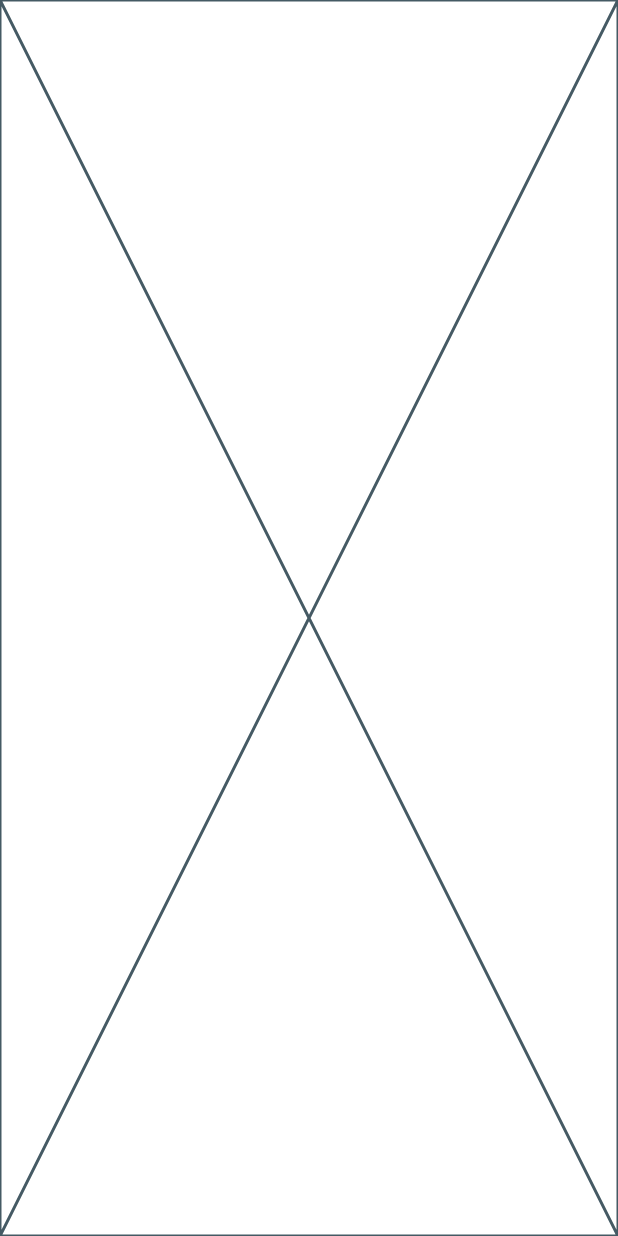
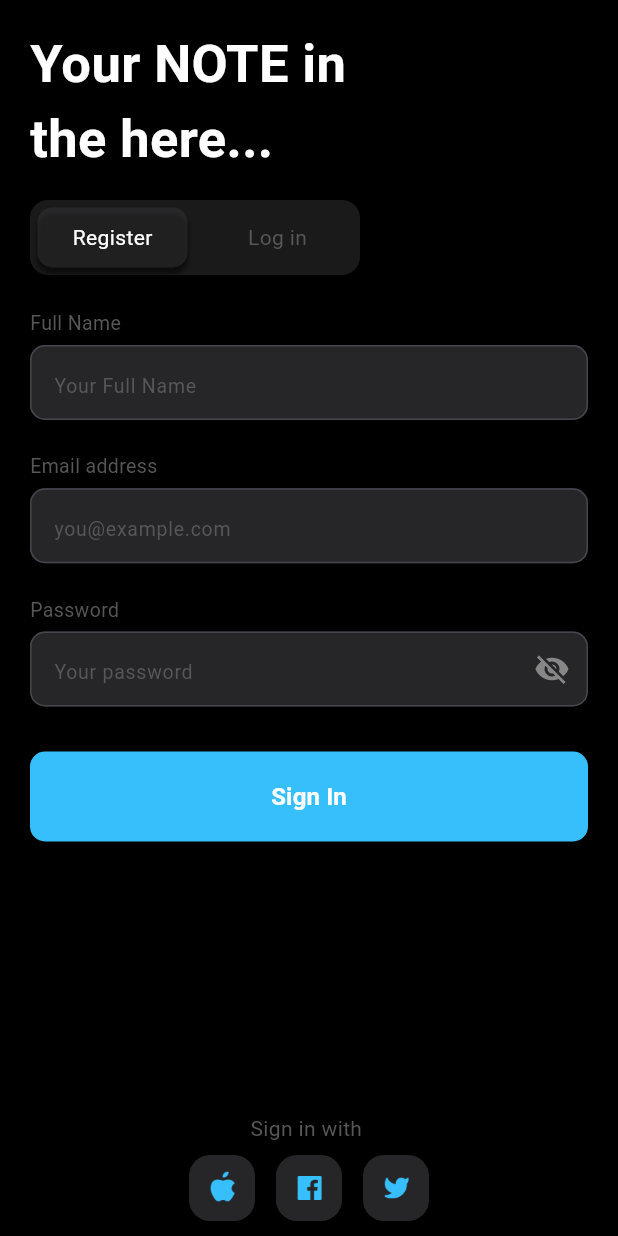
Before and after one commit to erkinov-2003/note_app, a Flutter app: the screen it shows after launch, on a phone screen of 412 x 824 dp. Run offline on Flutter 3.47's test engine with Material 2 defaults, Android fonts, the phone set to English and light mode, and no system bars.

Commit message:
added_widgets

```diff
--- a/lib/src/common/widget/app.dart
+++ b/lib/src/common/widget/app.dart
@@ -1,6 +1,7 @@
 import 'package:flutter/material.dart';
 
-import '../../features/splash_screen/auth/login_page.dart';
+import '../../features/splash_screen/auth/widgets/registr_page_controller.dart';
+
 
 class App extends StatelessWidget {
   const App({super.key});
@@ -8,9 +9,10 @@ class App extends StatelessWidget {
   @override
   Widget build(BuildContext context) {
     return MaterialApp(
+      debugShowCheckedModeBanner: false,
       title: "NoteAPP",
       theme: ThemeData(useMaterial3: true),
-      home: const LogIn(),
+      home: const RegistrationPageController(),
     );
   }
 }
--- a/lib/src/features/splash_screen/auth/login_page.dart
+++ b/lib/src/features/splash_screen/auth/login_page.dart
@@ -1,7 +1,9 @@
 import 'package:flutter/material.dart';
 
+import 'widgets/text_fields.dart';
+
 class LogIn extends StatefulWidget {
-  const LogIn({Key? key}) : super(key: key);
+  const LogIn({super.key});
 
   @override
   State<LogIn> createState() => _LogInState();
@@ -9,7 +11,71 @@ class LogIn extends StatefulWidget {
 
 class _LogInState extends State<LogIn> {
   @override
-  Widget build(BuildContext  context) {
-    return const Placeholder();
+  Widget build(BuildContext context) {
+    return Padding(
+      padding: const EdgeInsets.symmetric(horizontal: 20.0),
+      child: Column(
+        crossAxisAlignment: CrossAxisAlignment.start,
+        children: [
+          const SizedBox(
+            height: 170,
+            child: Column(
+              mainAxisAlignment: MainAxisAlignment.spaceBetween,
+              children: [
+                TextFields(
+                  textInputAction: TextInputAction.next,
+                  keyboardType: TextInputType.emailAddress,
+                  exampleText: "you@example.com",
+                  infoText: "Email address",
+                ),
+                TextFields(
+                  textInputAction: TextInputAction.go,
+                  keyboardType: TextInputType.visiblePassword,
+                  exampleText: "Your password",
+                  infoText: "Password",
+                  isObscure: true,
+                ),
+              ],
+            ),
+          ),
+          const SizedBox(height: 30),
+          Center(
+            child: FilledButton(
+              style: FilledButton.styleFrom(
+                  maximumSize: const Size(400, 60),
+                  minimumSize: const Size(400, 60),
+                  backgroundColor: const Color(0xFF36BFFA),
+                  shape: const RoundedRectangleBorder(
+                      borderRadius: BorderRadius.all(Radius.circular(10)))),
+              onPressed: () {},
+              child: const Center(
+                child: Text(
+                  "Sign In",
+                  style: TextStyle(
+                    fontSize: 16,
+                    fontWeight: FontWeight.w600,
+                  ),
+                ),
+              ),
+            ),
+          ),
+          const SizedBox(height: 20),
+          Center(
+            child: GestureDetector(
+              onTap: () {},
+              child: const Text(
+                "Forgot password?",
+                style: TextStyle(
+                  fontSize: 16,
+                  color: Color(0xFF36BFFA),
+                  fontWeight: FontWeight.w600,
+                ),
+              ),
+            ),
+          ),
+          const SizedBox(height: 20),
+        ],
+      ),
+    );
   }
 }
--- a/lib/src/features/splash_screen/auth/registration_page.dart
+++ b/lib/src/features/splash_screen/auth/registration_page.dart
@@ -0,0 +1,72 @@
+import 'package:flutter/material.dart';
+
+import 'widgets/text_fields.dart';
+
+class RegistrationPage extends StatefulWidget {
+  const RegistrationPage({super.key});
+
+  @override
+  State<RegistrationPage> createState() => _RegistrationPageState();
+}
+
+class _RegistrationPageState extends State<RegistrationPage> {
+  @override
+  Widget build(BuildContext context) {
+    return Padding(
+      padding: const EdgeInsets.symmetric(horizontal: 20.0),
+      child: Column(
+        crossAxisAlignment: CrossAxisAlignment.start,
+        children: [
+          const SizedBox(
+            height: 265,
+            child: Column(
+              mainAxisAlignment: MainAxisAlignment.spaceBetween,
+              children: [
+                TextFields(
+                  textInputAction: TextInputAction.next,
+                  keyboardType: TextInputType.name,
+                  exampleText: "Your Full Name",
+                  infoText: "Full Name",
+                ),
+                TextFields(
+                  textInputAction: TextInputAction.next,
+                  keyboardType: TextInputType.emailAddress,
+                  exampleText: "you@example.com",
+                  infoText: "Email address",
+                ),
+                TextFields(
+                  textInputAction: TextInputAction.go,
+                  keyboardType: TextInputType.visiblePassword,
+                  exampleText: "Your password",
+                  infoText: "Password",
+                  isObscure: true,
+                ),
+              ],
+            ),
+          ),
+          const SizedBox(height: 30),
+          Center(
+            child: FilledButton(
+              style: FilledButton.styleFrom(
+                  maximumSize: const Size(400, 60),
+                  minimumSize: const Size(400, 60),
+                  backgroundColor: const Color(0xFF36BFFA),
+                  shape: const RoundedRectangleBorder(
+                      borderRadius: BorderRadius.all(Radius.circular(10)))),
+              onPressed: () {},
+              child: const Center(
+                child: Text(
+                  "Sign In",
+                  style: TextStyle(
+                    fontSize: 16,
+                    fontWeight: FontWeight.w600,
+                  ),
+                ),
+              ),
+            ),
+          ),
+        ],
+      ),
+    );
+  }
+}
--- /dev/null
+++ b/lib/src/features/splash_screen/auth/widgets/icons_button.dart
@@ -0,0 +1,39 @@
+import 'package:flutter/material.dart';
+
+class IconsButton extends StatefulWidget {
+  final String image;
+
+  const IconsButton({
+    required this.image,
+    super.key,
+  });
+
+  @override
+  State<IconsButton> createState() => _IconsButtonState();
+}
+
+class _IconsButtonState extends State<IconsButton> {
+  @override
+  Widget build(BuildContext context) {
+    return SizedBox(
+      height: 44,
+      width: 44,
+      child: DecoratedBox(
+        decoration: const BoxDecoration(
+          color: Color(0xFF262629),
+          borderRadius: BorderRadius.all(Radius.circular(14)),
+        ),
+        child: Padding(
+          padding: const EdgeInsets.all(5),
+          child: Center(
+            child: Image(
+              width: 24,
+              height: 24,
+              image: AssetImage(widget.image),
+            ),
+          ),
+        ),
+      ),
+    );
+  }
+}
--- /dev/null
+++ b/lib/src/features/splash_screen/auth/widgets/page_widget.dart
@@ -0,0 +1,115 @@
+import 'package:flutter/material.dart';
+
+class PageWidget extends StatefulWidget {
+  final bool isRegistration;
+  final void Function() onTap;
+
+  const PageWidget({
+    required this.onTap,
+    required this.isRegistration,
+    super.key,
+});
+
+  @override
+  State<PageWidget> createState() => _PageWidgetState();
+}
+
+class _PageWidgetState extends State<PageWidget> {
+
+  @override
+  Widget build(BuildContext context) {
+    return SizedBox(
+      height: 50,
+      width: 220,
+      child: DecoratedBox(
+        decoration: const BoxDecoration(
+          color: Color(0xFF1A1A1B),
+          borderRadius: BorderRadius.all(Radius.circular(12)),
+        ),
+        child: Row(
+          mainAxisAlignment: MainAxisAlignment.spaceAround,
+          children: [
+            GestureDetector(
+              onTap: widget.onTap,
+              child: SizedBox(
+                height: 40,
+                width: 100,
+                child: widget.isRegistration
+                    ? const DecoratedBox(
+                        decoration: BoxDecoration(
+                          boxShadow: [
+                            BoxShadow(
+                              color: Colors.black54,
+                              offset: Offset(0, 4),
+                              blurRadius: 2,
+                            ),
+                          ],
+                          color: Color(0x663E3E41),
+                          borderRadius: BorderRadius.all(Radius.circular(10)),
+                        ),
+                        child: Center(
+                          child: Text(
+                            "Register",
+                            style: TextStyle(
+                              fontSize: 14,
+                              color: Color(0xFFFFFFFF),
+                            ),
+                          ),
+                        ),
+                      )
+                    : const Center(
+                        child: Text(
+                          "Register",
+                          style: TextStyle(
+                            fontSize: 14,
+                            color: Color(0xFF575758),
+                          ),
+                        ),
+                      ),
+              ),
+            ),
+            GestureDetector(
+              onTap: widget.onTap,
+              child: SizedBox(
+                height: 40,
+                width: 100,
+                child: !widget.isRegistration
+                    ? const DecoratedBox(
+                        decoration: BoxDecoration(
+                          boxShadow: [
+                            BoxShadow(
+                              color: Colors.black54,
+                              offset: Offset(0, 4),
+                              blurRadius: 2,
+                            ),
+                          ],
+                          color: Color(0x663E3E41),
+                          borderRadius: BorderRadius.all(Radius.circular(10)),
+                        ),
+                        child: Center(
+                          child: Text(
+                            "Log in",
+                            style: TextStyle(
+                              fontSize: 14,
+                              color: Color(0xFFFFFFFF),
+                            ),
+                          ),
+                        ),
+                      )
+                    : const Center(
+                        child: Text(
+                          "Log in",
+                          style: TextStyle(
+                            fontSize: 14,
+                            color: Color(0xFF575758),
+                          ),
+                        ),
+                      ),
+              ),
+            ),
+          ],
+        ),
+      ),
+    );
+  }
+}
--- /dev/null
+++ b/lib/src/features/splash_screen/auth/widgets/registr_page_controller.dart
@@ -0,0 +1,138 @@
+import 'package:flutter/material.dart';
+
+import '../login_page.dart';
+import '../registration_page.dart';
+import 'page_widget.dart';
+import 'signin_with.dart';
+
+class RegistrationPageController extends StatefulWidget {
+  const RegistrationPageController({Key? key}) : super(key: key);
+
+  @override
+  State<RegistrationPageController> createState() =>
+      _RegistrationPageControllerState();
+}
+
+class _RegistrationPageControllerState
+    extends State<RegistrationPageController> {
+  late PageController pageController;
+  int pageNumber = 1;
+
+  bool isRegistration = true;
+
+  @override
+  void initState() {
+    super.initState();
+    pageController = PageController();
+  }
+
+  @override
+  void dispose() {
+    pageController.dispose();
+    super.dispose();
+  }
+
+  void onTap(int pageNumber) {
+    pageController.animateToPage(
+      pageNumber,
+      duration: const Duration(milliseconds: 300),
+      curve: Curves.linear,
+    );
+  }
+
+  void onTap2() {
+    if (isRegistration) {
+      pageNumber = 2;
+      pageController.animateToPage(1,
+          duration: const Duration(milliseconds: 300), curve: Curves.linear);
+      isRegistration = false;
+      setState(() {});
+    } else if (!isRegistration) {
+      pageNumber = 1;
+      pageController.animateToPage(0,
+          duration: const Duration(milliseconds: 300), curve: Curves.linear);
+      isRegistration = true;
+      setState(() {});
+    }
+  }
+
+  @override
+  Widget build(BuildContext context) {
+    return Scaffold(
+      backgroundColor: Colors.black,
+      resizeToAvoidBottomInset: false,
+      body: SafeArea(
+        child: Center(
+          child: ConstrainedBox(
+            constraints: const BoxConstraints(maxWidth: 450),
+            child: Column(
+              crossAxisAlignment: CrossAxisAlignment.start,
+              children: [
+                Expanded(
+                  child: Padding(
+                    padding: const EdgeInsets.symmetric(horizontal: 20.0),
+                    child: Column(
+                      mainAxisAlignment: MainAxisAlignment.spaceBetween,
+                      crossAxisAlignment: CrossAxisAlignment.start,
+                      children: [
+                        const SizedBox(height: 15),
+                        isRegistration
+                            ? const Text(
+                                "Your NOTE in\nthe here...",
+                                style: TextStyle(
+                                  color: Colors.white,
+                                  fontWeight: FontWeight.w700,
+                                  fontSize: 35,
+                                ),
+                              )
+                            : const Text(
+                                "Welcome to back\nYour NOTE...",
+                                style: TextStyle(
+                                  color: Colors.white,
+                                  fontWeight: FontWeight.w700,
+                                  fontSize: 35,
+                                ),
+                              ),
+                        const SizedBox(height: 10),
+                        PageWidget(
+                          onTap: onTap2,
+                          isRegistration: isRegistration,
+                        ),
+                        const SizedBox(height: 20),
+                      ],
+                    ),
+                  ),
+                ),
+                Expanded(
+                  flex: 2,
+                  child: PageView(
+                    onPageChanged: onTap,
+                    controller: pageController,
+                    children: const [
+                      RegistrationPage(),
+                      LogIn(),
+                    ],
+                  ),
+                ),
+                const Expanded(
+                  child: Padding(
+                    padding:
+                        EdgeInsets.symmetric(horizontal: 20.0, vertical: 10),
+                    child: Column(
+                      children: [
+                        Spacer(),
+                        Center(
+                          child: SignInWith(),
+                        )
+                      ],
+                    ),
+                  ),
+                )
+              ],
+            ),
+          ),
+        ),
+      ),
+    );
+  }
+}
--- /dev/null
+++ b/lib/src/features/splash_screen/auth/widgets/signin_with.dart
@@ -0,0 +1,40 @@
+import 'package:flutter/material.dart';
+
+import 'icons_button.dart';
+
+class SignInWith extends StatelessWidget {
+  const SignInWith({Key? key}) : super(key: key);
+
+  @override
+  Widget build(BuildContext context) {
+    return const Column(
+      children: [
+        Text(
+          "Sign in with ",
+          style: TextStyle(
+            fontSize: 14,
+            color: Color(0xFF575758),
+          ),
+        ),
+        SizedBox(height: 8),
+        SizedBox(
+          width: 160,
+          child: Row(
+            mainAxisAlignment: MainAxisAlignment.spaceBetween,
+            children: [
+              IconsButton(
+                image: "assets/images/apple.png",
+              ),
+              IconsButton(
+                image: "assets/images/facebook.png",
+              ),
+              IconsButton(
+                image: "assets/images/twitter.png",
+              ),
+            ],
+          ),
+        ),
+      ],
+    );
+  }
+}
--- /dev/null
+++ b/lib/src/features/splash_screen/auth/widgets/text_fields.dart
@@ -0,0 +1,102 @@
+import 'package:flutter/material.dart';
+
+class TextFields extends StatefulWidget {
+  final String infoText;
+  final String exampleText;
+  final bool? isObscure;
+  final TextInputType keyboardType;
+  final TextInputAction textInputAction;
+
+  const TextFields({
+    required this.textInputAction,
+    required this.keyboardType,
+    required this.infoText,
+    required this.exampleText,
+    this.isObscure,
+    super.key,
+  });
+
+  @override
+  State<TextFields> createState() => _TextFieldsState();
+}
+
+class _TextFieldsState extends State<TextFields> {
+  bool? showPassword;
+
+  @override
+  void initState() {
+    super.initState();
+    showPassword = widget.isObscure;
+  }
+
+  void changeObscure() {
+    if (showPassword != null) {
+      setState(() => showPassword = !showPassword!);
+    }
+  }
+
+  @override
+  Widget build(BuildContext context) {
+    return Column(
+      children: [
+        Align(
+          alignment: Alignment.centerLeft,
+          child: Text(
+            widget.infoText,
+            style: const TextStyle(
+              color: Color(0xFF575758),
+              fontSize: 13,
+            ),
+          ),
+        ),
+        const SizedBox(height: 5),
+        SizedBox(
+          height: 50,
+          child: TextField(
+            keyboardType: widget.keyboardType,
+            textInputAction: widget.textInputAction,
+            obscuringCharacter: "•",
+            obscureText: showPassword ?? false,
+            decoration: InputDecoration(
+              errorStyle: const TextStyle(
+                color: Color(0xFFB04F4F),
+              ),
+              focusedBorder: const OutlineInputBorder(
+                borderSide: BorderSide(color: Color(0xFFFFFFFF)),
+                borderRadius: BorderRadius.all(
+                  Radius.circular(10),
+                ),
+              ),
+              filled: true,
+              fillColor: const Color(0xFF262629),
+              suffixIcon: showPassword != null
+                  ? GestureDetector(
+                      onTap: changeObscure,
+                      child: Icon(
+                        showPassword! ? Icons.visibility_off : Icons.visibility,
+                        color: const Color(0xFF878787),
+                      ),
+                    )
+                  : null,
+              border: const OutlineInputBorder(
+                borderRadius: BorderRadius.all(
+                  Radius.circular(10),
+                ),
+              ),
+              hintText: widget.exampleText,
+              hintStyle: const TextStyle(
+                color: Color(0xFF575758),
+                fontSize: 13,
+              ),
+            ),
+            showCursor: true,
+            cursorColor: Colors.white,
+            style: const TextStyle(
+              color: Colors.white,
+            ),
+          ),
+        )
+      ],
+    );
+  }
+}
--- a/pubspec.yaml
+++ b/pubspec.yaml
@@ -24,6 +24,8 @@ flutter:
 
   uses-material-design: true
 
+  assets:
+    - assets/images/
   # To add assets to your application, add an assets section, like this:
   # assets:
   #   - images/a_dot_burr.jpeg
```
Also changed, not shown: assets/images/apple.png (added), assets/images/facebook.png (added), assets/images/twitter.png (added).
